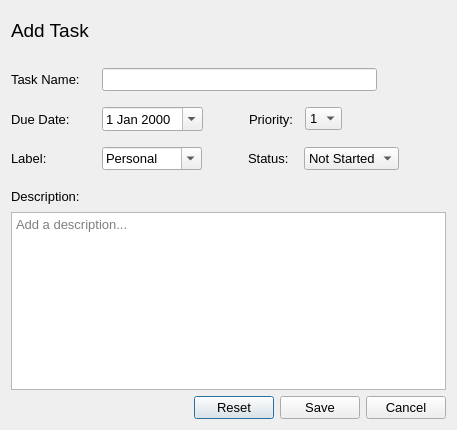
Old version of the form ui/add_task.ui in the repository VicMbugua/TaskManagementSystem.
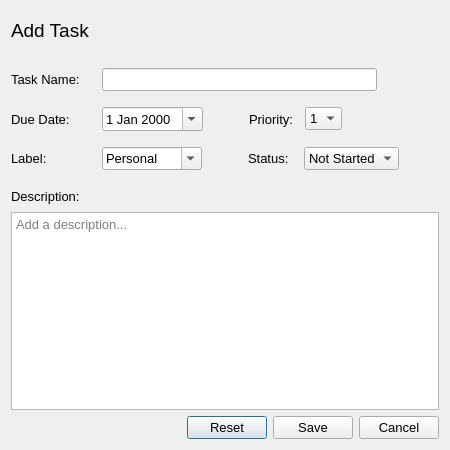
New version of the form.

What changed in the file:
```diff
--- a/ui/add_task.ui
+++ b/ui/add_task.ui
@@ -6,8 +6,8 @@
    <rect>
     <x>0</x>
     <y>0</y>
-    <width>457</width>
-    <height>430</height>
+    <width>450</width>
+    <height>450</height>
    </rect>
   </property>
   <property name="font">
@@ -380,19 +380,6 @@
      </property>
     </widget>
    </item>
-   <item>
-    <spacer name="verticalSpacer">
-     <property name="orientation">
-      <enum>Qt::Vertical</enum>
-     </property>
-     <property name="sizeHint" stdset="0">
-      <size>
-       <width>20</width>
-       <height>5</height>
-      </size>
-     </property>
-    </spacer>
-   </item>
    <item>
     <layout class="QHBoxLayout" name="horizontalLayout_6">
      <item>
```
